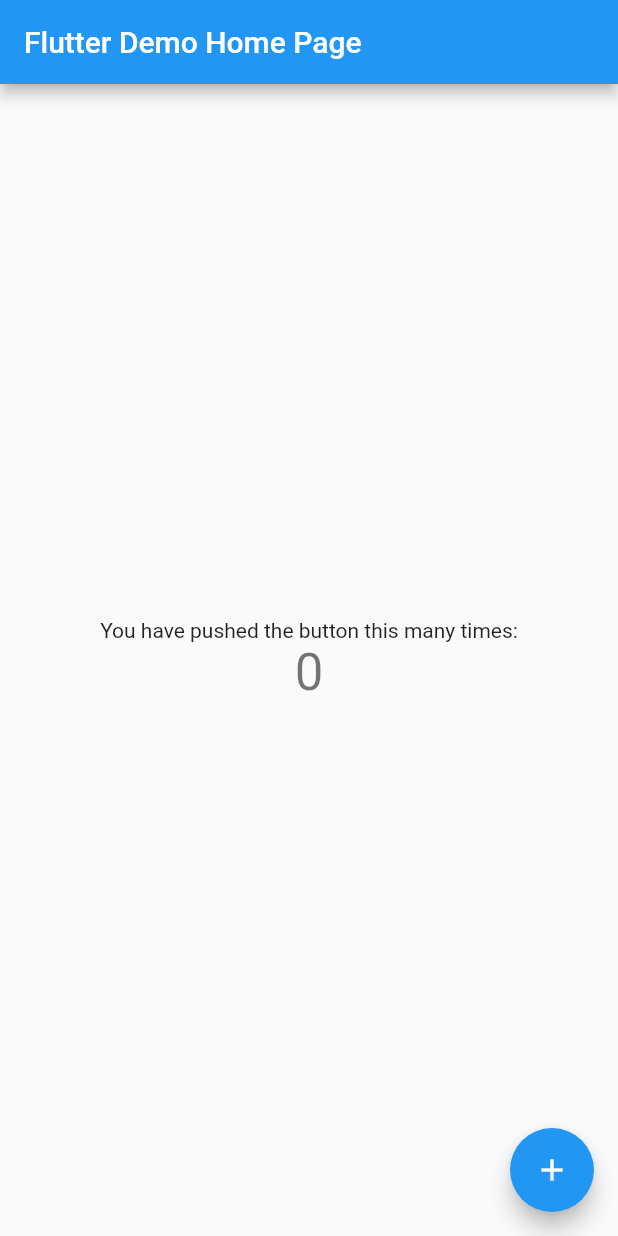
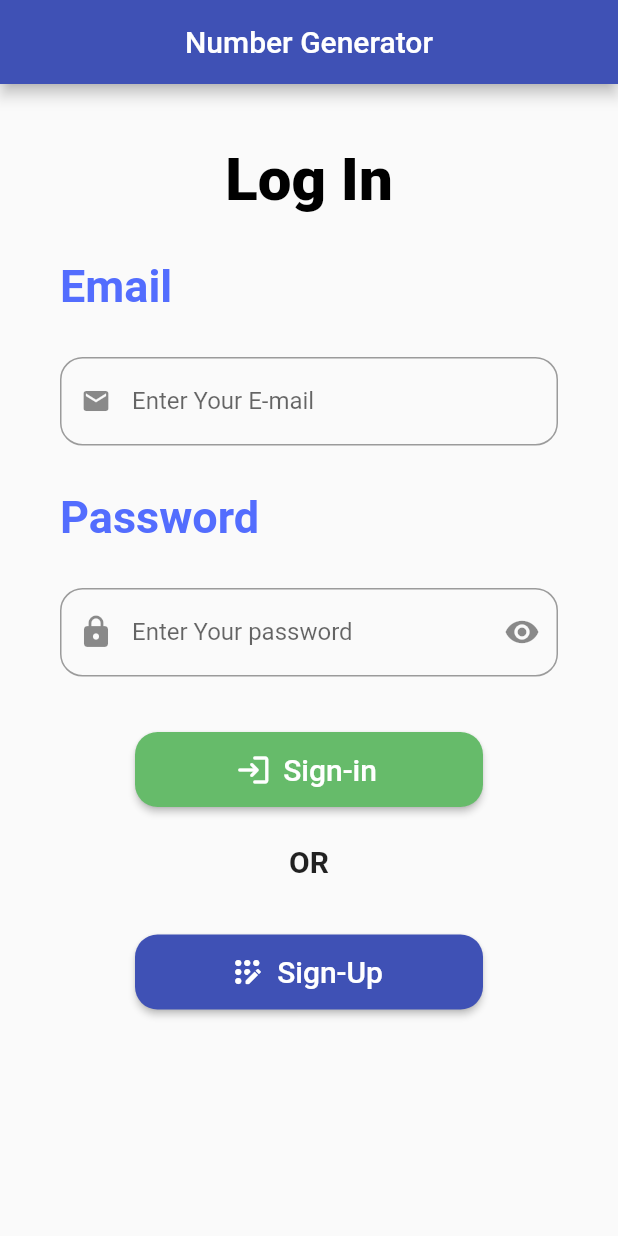
Before and after one commit to RamadanIbrahem98/number-generator, a Flutter app: the screen it shows after launch, on a phone screen of 412 x 824 dp. Run offline on Flutter 3.47's test engine with Material 2 defaults, Android fonts, the phone set to English and light mode, and no system bars.

Commit message:
feat: add front end of the application

```diff
--- /dev/null
+++ b/lib/app/sign_in/sign_in_page.dart
@@ -0,0 +1,187 @@
+import 'package:flutter/material.dart';
+import 'package:number_generator/app/sign_up/sign_up_page.dart';
+import 'package:number_generator/app/build/build_page.dart';
+
+class Login extends StatelessWidget {
+  @override
+  Widget build(BuildContext context) {
+    return Scaffold(
+        appBar: AppBar(
+          title: Text(
+            'Number Generator',
+          ),
+          centerTitle: true,
+        ),
+        body: Stack(
+          children: <Widget>[
+            Container(
+              height: double.infinity,
+              child: SingleChildScrollView(
+                scrollDirection: Axis.vertical,
+                physics: AlwaysScrollableScrollPhysics(),
+                padding: EdgeInsets.symmetric(horizontal: 40, vertical: 40),
+                child: Column(
+                  mainAxisAlignment: MainAxisAlignment.center,
+                  children: <Widget>[
+                    Text(
+                      'Log In',
+                      style: TextStyle(
+                        color: Colors.black,
+                        fontSize: 40,
+                        fontWeight: FontWeight.w900,
+                      ),
+                    ),
+                    Column(
+                      crossAxisAlignment: CrossAxisAlignment.start,
+                      children: <Widget>[
+                        Padding(
+                          padding:
+                              EdgeInsets.symmetric(horizontal: 0, vertical: 30),
+                          child: Text(
+                            'Email',
+                            style: TextStyle(
+                              color: Colors.indigoAccent,
+                              fontSize: 30,
+                              fontWeight: FontWeight.bold,
+                            ),
+                          ),
+                        ),
+                        Container(
+                          alignment: Alignment.centerLeft,
+                          child: TextFormField(
+                            decoration: InputDecoration(
+                              prefixIcon: Icon(
+                                Icons.mail,
+                                size: 20,
+                              ),
+                              border: OutlineInputBorder(
+                                borderRadius: BorderRadius.circular(15),
+                              ),
+                              labelText: 'Enter Your E-mail',
+                            ),
+                          ),
+                        )
+                      ],
+                    ),
+                    Column(
+                      crossAxisAlignment: CrossAxisAlignment.start,
+                      children: <Widget>[
+                        Padding(
+                          padding:
+                              EdgeInsets.symmetric(horizontal: 0, vertical: 30),
+                          child: Text(
+                            'Password',
+                            style: TextStyle(
+                              color: Colors.indigoAccent,
+                              fontSize: 30,
+                              fontWeight: FontWeight.bold,
+                            ),
+                          ),
+                        ),
+                        Container(
+                          alignment: Alignment.centerLeft,
+                          child: TextFormField(
+                            obscureText: true,
+                            enableSuggestions: false,
+                            autocorrect: false,
+                            decoration: InputDecoration(
+                              prefixIcon: Icon(Icons.lock_rounded),
+                              suffixIcon: Icon(
+                                Icons.visibility,
+                              ),
+                              border: OutlineInputBorder(
+                                borderRadius: BorderRadius.circular(15),
+                              ),
+                              labelText: 'Enter Your password',
+                            ),
+                          ),
+                        ),
+                        Padding(
+                          padding:
+                              EdgeInsets.symmetric(horizontal: 0, vertical: 15),
+                          child: Center(
+                            child: Container(
+                              margin: EdgeInsets.only(top: 22),
+                              padding: EdgeInsets.symmetric(
+                                  horizontal: 50, vertical: 0),
+                              child: ElevatedButton.icon(
+                                icon: Icon(Icons.login_rounded),
+                                style: ElevatedButton.styleFrom(
+                                  primary: Colors.green[400],
+                                  shape: RoundedRectangleBorder(
+                                    borderRadius: BorderRadius.circular(15),
+                                  ),
+                                  minimumSize: Size(double.infinity, 50),
+                                ),
+                                onPressed: () {
+                                  Navigator.push(
+                                    context,
+                                    MaterialPageRoute(
+                                        builder: (context) => Div()),
+                                  );
+                                },
+                                label: Text(
+                                  'Sign-in',
+                                  style: TextStyle(
+                                    fontSize: 20,
+                                  ),
+                                ),
+                              ),
+                            ),
+                          ),
+                        ),
+                        Container(
+                          margin: EdgeInsets.only(top: 10),
+                          child: Center(
+                            child: Text(
+                              'OR',
+                              style: TextStyle(
+                                fontSize: 20,
+                                fontWeight: FontWeight.bold,
+                              ),
+                            ),
+                          ),
+                        ),
+                        Padding(
+                          padding:
+                              EdgeInsets.symmetric(horizontal: 0, vertical: 15),
+                          child: Center(
+                            child: Container(
+                              margin: EdgeInsets.only(top: 22),
+                              padding: EdgeInsets.symmetric(
+                                  horizontal: 50, vertical: 0),
+                              child: ElevatedButton.icon(
+                                icon: Icon(Icons.app_registration_rounded),
+                                style: ElevatedButton.styleFrom(
+                                  shape: RoundedRectangleBorder(
+                                    borderRadius: BorderRadius.circular(15),
+                                  ),
+                                  minimumSize: Size(double.infinity, 50),
+                                ),
+                                onPressed: () {
+                                  Navigator.push(
+                                    context,
+                                    MaterialPageRoute(
+                                        builder: (context) => Signup()),
+                                  );
+                                },
+                                label: Text(
+                                  'Sign-Up',
+                                  style: TextStyle(
+                                    fontSize: 20,
+                                  ),
+                                ),
+                              ),
+                            ),
+                          ),
+                        ),
+                      ],
+                    )
+                  ],
+                ),
+              ),
+            )
+          ],
+        ));
+  }
+}
--- a/lib/main.dart
+++ b/lib/main.dart
@@ -1,113 +1,19 @@
 import 'package:flutter/material.dart';
+import 'package:number_generator/app/sign_in/sign_in_page.dart';
 
 void main() {
   runApp(MyApp());
 }
 
 class MyApp extends StatelessWidget {
-  // This widget is the root of your application.
   @override
   Widget build(BuildContext context) {
     return MaterialApp(
-      title: 'Flutter Demo',
+      title: 'Number Generator',
       theme: ThemeData(
-        // This is the theme of your application.
-        //
-        // Try running your application with "flutter run". You'll see the
-        // application has a blue toolbar. Then, without quitting the app, try
-        // changing the primarySwatch below to Colors.green and then invoke
-        // "hot reload" (press "r" in the console where you ran "flutter run",
-        // or simply save your changes to "hot reload" in a Flutter IDE).
-        // Notice that the counter didn't reset back to zero; the application
-        // is not restarted.
-        primarySwatch: Colors.blue,
+        primarySwatch: Colors.indigo,
       ),
-      home: MyHomePage(title: 'Flutter Demo Home Page'),
+      home: Login(),
     );
   }
 }
-
-class MyHomePage extends StatefulWidget {
-  MyHomePage({Key? key, required this.title}) : super(key: key);
-
-  // This widget is the home page of your application. It is stateful, meaning
-  // that it has a State object (defined below) that contains fields that affect
-  // how it looks.
-
-  // This class is the configuration for the state. It holds the values (in this
-  // case the title) provided by the parent (in this case the App widget) and
-  // used by the build method of the State. Fields in a Widget subclass are
-  // always marked "final".
-
-  final String title;
-
-  @override
-  _MyHomePageState createState() => _MyHomePageState();
-}
-
-class _MyHomePageState extends State<MyHomePage> {
-  int _counter = 0;
-
-  void _incrementCounter() {
-    setState(() {
-      // This call to setState tells the Flutter framework that something has
-      // changed in this State, which causes it to rerun the build method below
-      // so that the display can reflect the updated values. If we changed
-      // _counter without calling setState(), then the build method would not be
-      // called again, and so nothing would appear to happen.
-      _counter++;
-    });
-  }
-
-  @override
-  Widget build(BuildContext context) {
-    // This method is rerun every time setState is called, for instance as done
-    // by the _incrementCounter method above.
-    //
-    // The Flutter framework has been optimized to make rerunning build methods
-    // fast, so that you can just rebuild anything that needs updating rather
-    // than having to individually change instances of widgets.
-    return Scaffold(
-      appBar: AppBar(
-        // Here we take the value from the MyHomePage object that was created by
-        // the App.build method, and use it to set our appbar title.
-        title: Text(widget.title),
-      ),
-      body: Center(
-        // Center is a layout widget. It takes a single child and positions it
-        // in the middle of the parent.
-        child: Column(
-          // Column is also a layout widget. It takes a list of children and
-          // arranges them vertically. By default, it sizes itself to fit its
-          // children horizontally, and tries to be as tall as its parent.
-          //
-          // Invoke "debug painting" (press "p" in the console, choose the
-          // "Toggle Debug Paint" action from the Flutter Inspector in Android
-          // Studio, or the "Toggle Debug Paint" command in Visual Studio Code)
-          // to see the wireframe for each widget.
-          //
-          // Column has various properties to control how it sizes itself and
-          // how it positions its children. Here we use mainAxisAlignment to
-          // center the children vertically; the main axis here is the vertical
-          // axis because Columns are vertical (the cross axis would be
-          // horizontal).
-          mainAxisAlignment: MainAxisAlignment.center,
-          children: <Widget>[
-            Text(
-              'You have pushed the button this many times:',
-            ),
-            Text(
-              '$_counter',
-              style: Theme.of(context).textTheme.headline4,
-            ),
-          ],
-        ),
-      ),
-      floatingActionButton: FloatingActionButton(
-        onPressed: _incrementCounter,
-        tooltip: 'Increment',
-        child: Icon(Icons.add),
-      ), // This trailing comma makes auto-formatting nicer for build methods.
-    );
-  }
-}
```
Also changed, not shown: lib/app/sign_up/sign_up_page.dart (added, +210 -0 lines), 1 other file.
